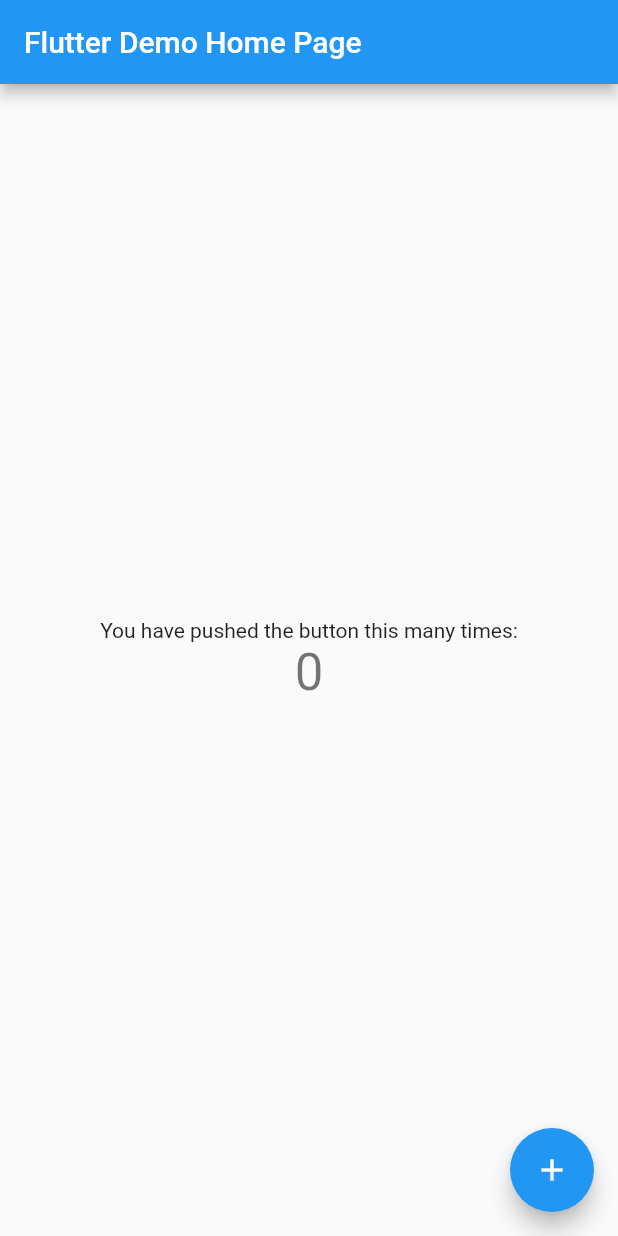
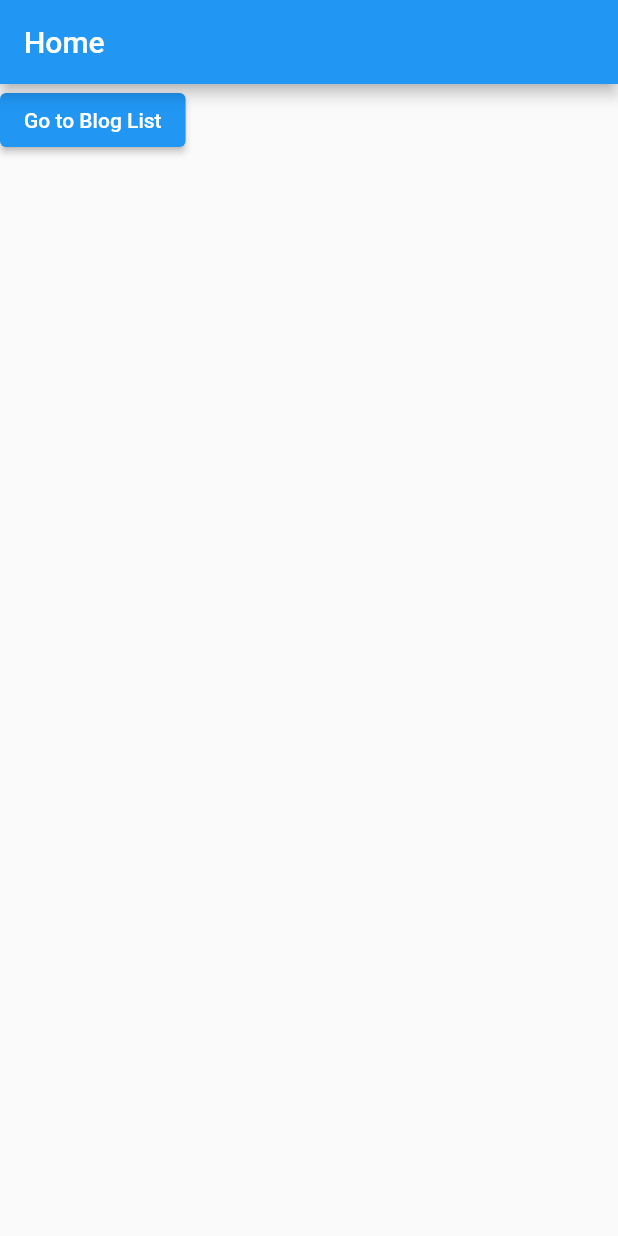
Before and after one commit to RonanLabs/Flutter-MVVM, a Flutter app: the screen it shows after launch, on a phone screen of 412 x 824 dp. Run offline on Flutter 3.47's test engine with Material 2 defaults, Android fonts, the phone set to English and light mode, and no system bars.

```diff
--- /dev/null
+++ b/lib/app_page.dart
@@ -0,0 +1,9 @@
+import 'package:flutter/material.dart';
+import 'package:flutter_mvvm_app/app_page_state.dart';
+
+class AppPage extends StatefulWidget {
+  const AppPage({required Key key}) : super(key: key);
+
+  @override
+  State<StatefulWidget> createState() => AppState();
+}
--- /dev/null
+++ b/lib/app_page_state.dart
@@ -0,0 +1,30 @@
+import 'package:flutter/material.dart';
+import 'package:flutter_mvvm_app/app_page.dart';
+import 'package:flutter_mvvm_app/main_route_delegate.dart';
+import 'package:flutter_mvvm_app/main_route_parser.dart';
+
+class AppState extends State<AppPage> {
+  final delegate = MainRouteDelegate(
+    onGenerateRoute: (RouteSettings settings) {
+      return MaterialPageRoute(
+        settings: settings,
+        builder: (BuildContext context) {
+          return Container();
+        },
+      );
+    },
+  );
+
+  @override
+  Widget build(BuildContext context) {
+    return MaterialApp.router(
+      title: 'Flutter MVVM',
+      theme: ThemeData(
+        primarySwatch: Colors.blue,
+        visualDensity: VisualDensity.adaptivePlatformDensity,
+      ),
+      routeInformationParser: MainRouteParser(),
+      routerDelegate: delegate,
+    );
+  }
+}
--- /dev/null
+++ b/lib/home_page.dart
@@ -0,0 +1,15 @@
+import 'package:flutter/material.dart';
+import 'package:flutter_mvvm_app/home_page_state.dart';
+
+class HomePage extends StatefulWidget {
+  const HomePage(
+      {required Key key, required this.title, required this.pathSegments})
+      : super(key: key);
+
+  final String title;
+
+  final List<String> pathSegments;
+
+  @override
+  State<StatefulWidget> createState() => HomePageState();
+}
--- /dev/null
+++ b/lib/home_page_state.dart
@@ -0,0 +1,23 @@
+import 'package:flutter/material.dart';
+import 'package:flutter_mvvm_app/home_page.dart';
+import 'package:flutter_mvvm_app/main_route_delegate.dart';
+
+class HomePageState extends State<HomePage> {
+  @override
+  Widget build(BuildContext context) {
+    // TODO: implement build
+    return Scaffold(
+      appBar: AppBar(
+        title: const Text('Home'),
+      ),
+      body: Column(
+        children: [
+          ElevatedButton(
+              onPressed: () =>
+                  {MainRouteDelegate.of(context).push('/blog-list/123')},
+              child: const Text('Go to Blog List'))
+        ],
+      ),
+    );
+  }
+}
--- a/lib/main.dart
+++ b/lib/main.dart
@@ -1,115 +1,8 @@
 import 'package:flutter/material.dart';
+import 'package:flutter_mvvm_app/app_page.dart';
 
-void main() {
-  runApp(const MyApp());
-}
+const app = AppPage(
+  key: ValueKey('/'),
+);
 
-class MyApp extends StatelessWidget {
-  const MyApp({Key? key}) : super(key: key);
-
-  // This widget is the root of your application.
-  @override
-  Widget build(BuildContext context) {
-    return MaterialApp(
-      title: 'Flutter Demo',
-      theme: ThemeData(
-        // This is the theme of your application.
-        //
-        // Try running your application with "flutter run". You'll see the
-        // application has a blue toolbar. Then, without quitting the app, try
-        // changing the primarySwatch below to Colors.green and then invoke
-        // "hot reload" (press "r" in the console where you ran "flutter run",
-        // or simply save your changes to "hot reload" in a Flutter IDE).
-        // Notice that the counter didn't reset back to zero; the application
-        // is not restarted.
-        primarySwatch: Colors.blue,
-      ),
-      home: const MyHomePage(title: 'Flutter Demo Home Page'),
-    );
-  }
-}
-
-class MyHomePage extends StatefulWidget {
-  const MyHomePage({Key? key, required this.title}) : super(key: key);
-
-  // This widget is the home page of your application. It is stateful, meaning
-  // that it has a State object (defined below) that contains fields that affect
-  // how it looks.
-
-  // This class is the configuration for the state. It holds the values (in this
-  // case the title) provided by the parent (in this case the App widget) and
-  // used by the build method of the State. Fields in a Widget subclass are
-  // always marked "final".
-
-  final String title;
-
-  @override
-  State<MyHomePage> createState() => _MyHomePageState();
-}
-
-class _MyHomePageState extends State<MyHomePage> {
-  int _counter = 0;
-
-  void _incrementCounter() {
-    setState(() {
-      // This call to setState tells the Flutter framework that something has
-      // changed in this State, which causes it to rerun the build method below
-      // so that the display can reflect the updated values. If we changed
-      // _counter without calling setState(), then the build method would not be
-      // called again, and so nothing would appear to happen.
-      _counter++;
-    });
-  }
-
-  @override
-  Widget build(BuildContext context) {
-    // This method is rerun every time setState is called, for instance as done
-    // by the _incrementCounter method above.
-    //
-    // The Flutter framework has been optimized to make rerunning build methods
-    // fast, so that you can just rebuild anything that needs updating rather
-    // than having to individually change instances of widgets.
-    return Scaffold(
-      appBar: AppBar(
-        // Here we take the value from the MyHomePage object that was created by
-        // the App.build method, and use it to set our appbar title.
-        title: Text(widget.title),
-      ),
-      body: Center(
-        // Center is a layout widget. It takes a single child and positions it
-        // in the middle of the parent.
-        child: Column(
-          // Column is also a layout widget. It takes a list of children and
-          // arranges them vertically. By default, it sizes itself to fit its
-          // children horizontally, and tries to be as tall as its parent.
-          //
-          // Invoke "debug painting" (press "p" in the console, choose the
-          // "Toggle Debug Paint" action from the Flutter Inspector in Android
-          // Studio, or the "Toggle Debug Paint" command in Visual Studio Code)
-          // to see the wireframe for each widget.
-          //
-          // Column has various properties to control how it sizes itself and
-          // how it positions its children. Here we use mainAxisAlignment to
-          // center the children vertically; the main axis here is the vertical
-          // axis because Columns are vertical (the cross axis would be
-          // horizontal).
-          mainAxisAlignment: MainAxisAlignment.center,
-          children: <Widget>[
-            const Text(
-              'You have pushed the button this many times:',
-            ),
-            Text(
-              '$_counter',
-              style: Theme.of(context).textTheme.headline4,
-            ),
-          ],
-        ),
-      ),
-      floatingActionButton: FloatingActionButton(
-        onPressed: _incrementCounter,
-        tooltip: 'Increment',
-        child: const Icon(Icons.add),
-      ), // This trailing comma makes auto-formatting nicer for build methods.
-    );
-  }
-}
+void main() => runApp(app);
--- /dev/null
+++ b/lib/main_route_parser.dart
@@ -0,0 +1,14 @@
+import 'package:flutter/foundation.dart';
+import 'package:flutter/material.dart';
+
+class MainRouteParser extends RouteInformationParser<String> {
+  @override
+  Future<String> parseRouteInformation(RouteInformation routeInformation) {
+    return SynchronousFuture(routeInformation.location!);
+  }
+
+  @override
+  RouteInformation restoreRouteInformation(String configuration) {
+    return RouteInformation(location: configuration);
+  }
+}
```
Also changed, not shown: lib/blog_list_page.dart (added, +15 -0 lines), lib/blog_list_page_state.dart (added, +15 -0 lines), lib/main_page.dart (added, +19 -0 lines), lib/main_route.dart (added, +21 -0 lines), lib/main_route_delegate.dart (added, +81 -0 lines), 1 other file.
